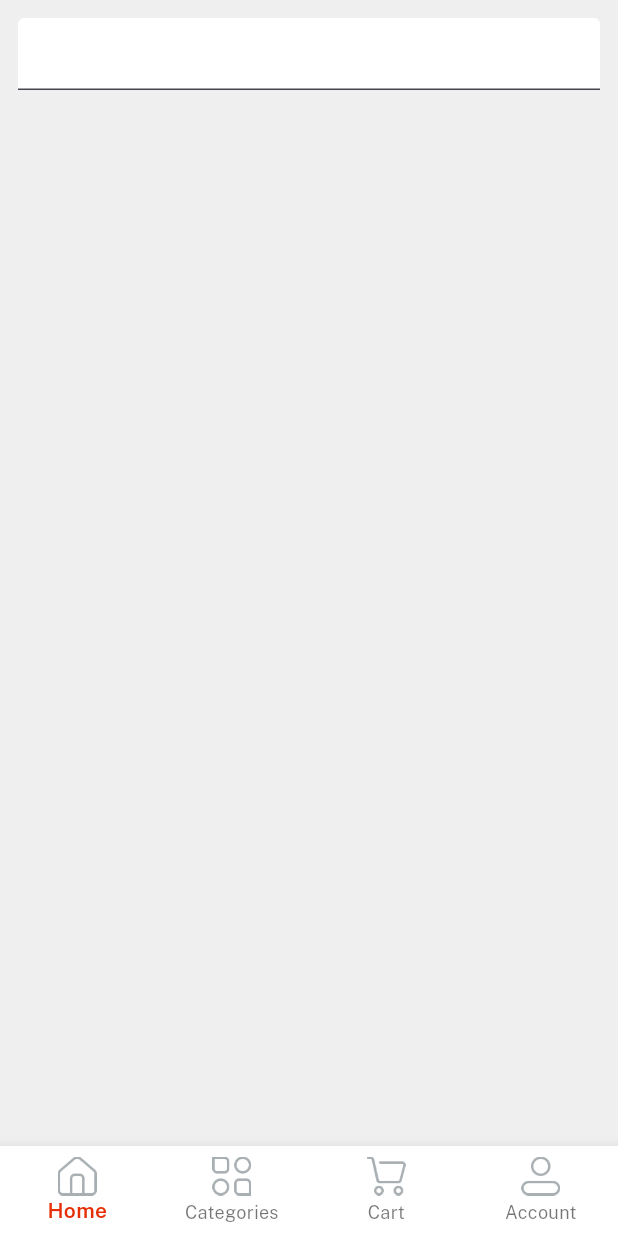
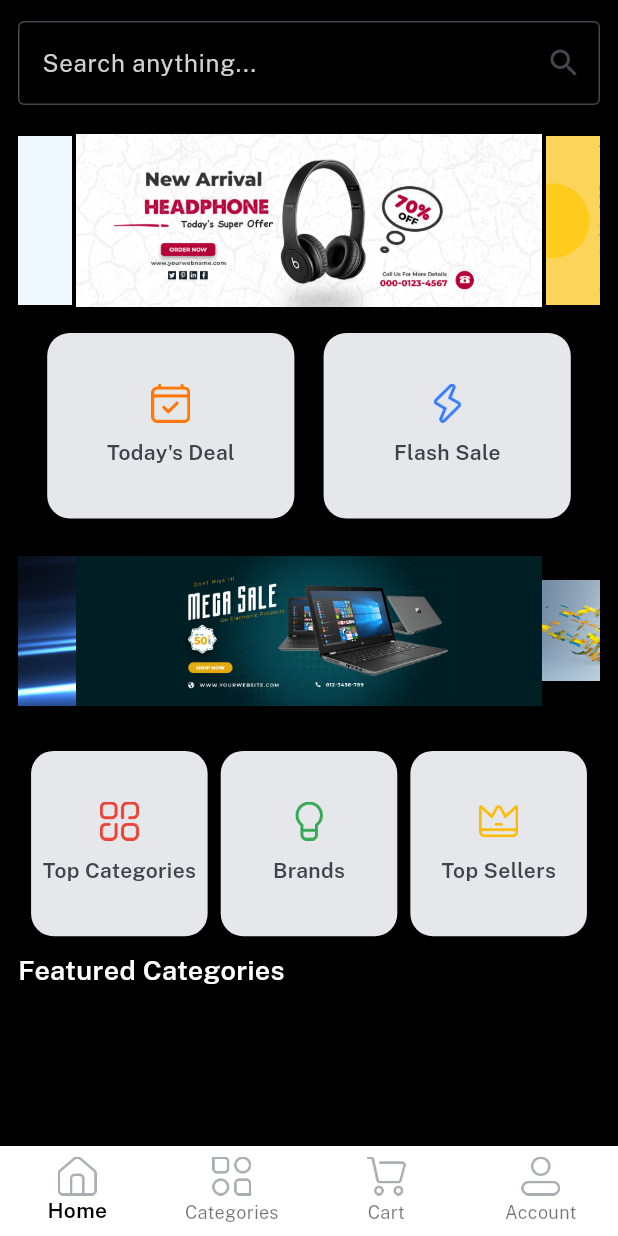
Before and after one commit to PrithirajTalukder/E-Mart-App-Flutter, a Flutter app: the Home screen opened directly, on a phone screen of 412 x 824 dp. Run offline on Flutter 3.47's test engine with Material 3 defaults, Android fonts, the phone set to English and light mode, and no system bars; drawn by our look-alikes of velocity_x; our stand-ins replace get.

Commit message:
Home screen

```diff
--- a/lib/consts/lists.dart
+++ b/lib/consts/lists.dart
@@ -1,9 +1,5 @@
 import 'package:ecom_store/consts/consts.dart';
 
-const socialIconList = [
-
-  icFacebookLogo,
-  icGoogleLogo,
-  icTwitterLogo,
-
-];
+const socialIconList = [ icFacebookLogo, icGoogleLogo, icTwitterLogo,];
+const sliderList =[imgSlider1, imgSlider2, imgSlider3, imgSlider4];
+const secondSliderList = [imgSs1, imgSs2, imgSs3, imgSs4];
--- a/lib/consts/strings.dart
+++ b/lib/consts/strings.dart
@@ -25,5 +25,5 @@ const home = "Home", categories = "Categories", cart = "Cart", account ="Account
 
 
 
-const search = "Search anything...", todayDeal = "Today's Deal", flash = "Flash Sale", sellers = "Top Sellers",
+const search = "Search anything...", todayDeal = "Today's Deal", brands = "Brands", flash = "Flash Sale", sellers = "Top Sellers",
 tcategories = "Top Categories", fcategories = "Featured Categories";
--- a/lib/views/home_screen/home.dart
+++ b/lib/views/home_screen/home.dart
@@ -38,9 +38,10 @@ class Home extends StatelessWidget {
       ),
       bottomNavigationBar: Obx(()=>
         BottomNavigationBar(
+
           currentIndex: controller.currentNavIndex.value,
-          selectedItemColor: redColor,
-          selectedLabelStyle: const TextStyle(fontFamily: semibold),
+          selectedItemColor: Colors.black,
+          selectedLabelStyle: const TextStyle(fontFamily: semibold, color: Colors.grey),
           backgroundColor: whiteColor,
           type : BottomNavigationBarType.fixed,
           items: navbarItem,
--- a/lib/views/home_screen/home_screen.dart
+++ b/lib/views/home_screen/home_screen.dart
@@ -1,4 +1,6 @@
 import 'package:ecom_store/consts/consts.dart';
+import 'package:ecom_store/consts/lists.dart';
+import 'package:ecom_store/widgets_common/home_button.dart';
 import 'package:flutter/foundation.dart';
 import 'package:flutter/material.dart';
 import 'package:flutter/widgets.dart';
@@ -11,24 +13,105 @@ class HomeScreen extends StatelessWidget {
     return Container(
 
       padding: const EdgeInsets.all(12),
-      color: lightGrey,
+      color: Colors.black,
       width: context.screenWidth,
       height: context.screenHeight,
       child: SafeArea(child: Column(
         children: [
           Container(
-            color: lightGrey,
+
+            alignment: Alignment.center,
+            height: 60,
+            color: Colors.black,
             child: TextFormField(
               decoration: const InputDecoration(
+                border: OutlineInputBorder(
+
+                ),
                 filled: true,
-                fillColor: whiteColor,
+                fillColor: Colors.black,
+
+                hintText: search,
+                hintStyle: TextStyle(color: textfieldGrey),
+                suffixIcon: Icon(Icons.search),
               ),
+              style: const TextStyle(color: Colors.white),
             ),
-          )
+          ),
+
+          10.heightBox,
+         Expanded(
+           child: SingleChildScrollView(
+            physics: const BouncingScrollPhysics(),
+             child: Column(children: [
+               VxSwiper.builder(
+                height: 130,
+
+                enlargeCenterPage: true,
+
+                itemCount: sliderList.length, itemBuilder: (context, index){
+                return  Image.asset(
+                    sliderList[index],
+                    fit: BoxFit.fitWidth,
+
+
+                ).box.rounded.make();
+
+              }),
+
+              10.heightBox,
+              Row(
+                mainAxisAlignment: MainAxisAlignment.spaceEvenly,
+                children: List.generate(2, (index) => homeButtons(
+                  width: context.screenWidth / 2.5,
+                  height: context.screenHeight * 0.15,
+                  icon: index == 0 ? icTodaysDeal : icFlashDeal,
+                  title: index == 0 ? todayDeal : flash,
+                )),
+              ),
+
+
+
+               VxSwiper.builder(
+                height: 150,
+
+                enlargeCenterPage: true,
+
+                itemCount: secondSliderList.length, itemBuilder: (context, index){
+                return  Image.asset(
+                    secondSliderList[index],
+                    fit: BoxFit.fitWidth,
+
+
+                ).box.rounded.make();
+
+              }),
+
+              5.heightBox,
+
+              Row(
+                mainAxisAlignment: MainAxisAlignment.spaceEvenly,
+                children: List.generate(3, (index)=> homeButtons(
+                height: context.screenHeight * 0.15,
+                width: context.screenWidth / 3.5,
+                icon: index == 0 ? icTopCategories : index == 1 ? icBrands : icTopSeller,
+                title: index == 0 ? tcategories : index == 1 ? brands : sellers,
+              ))),
+
+              10.heightBox,
+
+              Align(
+                alignment: Alignment.bottomLeft,
+                child: fcategories.text.color(whiteColor).fontFamily(semibold).size(18).make()),
+             ],),
+           ),
+         ),
+
         ],
       )),
 
 
       );
+
   }
 }
--- /dev/null
+++ b/lib/widgets_common/home_button.dart
@@ -0,0 +1,13 @@
+import "package:ecom_store/consts/consts.dart";
+
+Widget homeButtons({width, height, icon, String ? title, onPress}){
+  return Column(
+    mainAxisAlignment: MainAxisAlignment.center,
+  children: [
+    Image.asset(icon, width: 26),
+    10.heightBox,
+    title!.text.fontFamily(semibold).color(darkFontGrey).make(),
+  ],
+    ).box.rounded.gray200.size(width, height).shadowSm.make();
+
+}
```
